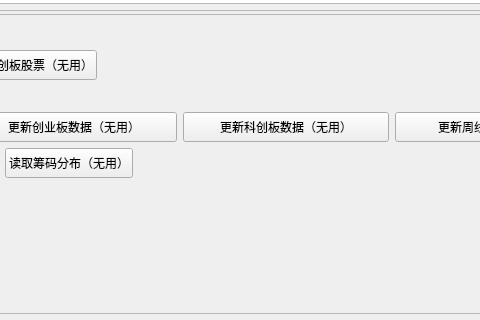
This is gui/qt_widgets/main/MainWidget.ui in Daydreamer-AI/MPolicy as Qt 5 draws it before an edit; both pictures show x 747 to 1227 and y 441 to 761 of the 1364 by 761 pixel window. The edited form follows.
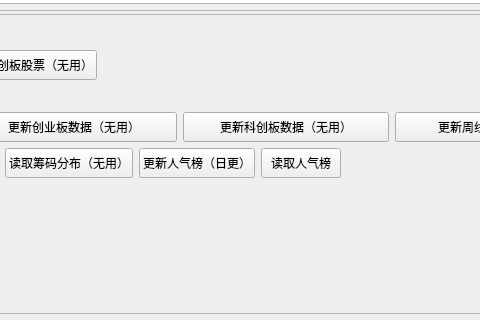
This is the edited form.

Commit message: 补充东方财富人气榜接口

Patch:
```diff
--- a/gui/qt_widgets/main/MainWidget.ui
+++ b/gui/qt_widgets/main/MainWidget.ui
@@ -448,6 +448,44 @@
               </property>
              </widget>
             </item>
+            <item>
+             <widget class="QPushButton" name="btn_update_popularity_rank_stock_data">
+              <property name="minimumSize">
+               <size>
+                <width>0</width>
+                <height>30</height>
+               </size>
+              </property>
+              <property name="maximumSize">
+               <size>
+                <width>16777215</width>
+                <height>30</height>
+               </size>
+              </property>
+              <property name="text">
+               <string>更新人气榜（日更）</string>
+              </property>
+             </widget>
+            </item>
+            <item>
+             <widget class="QPushButton" name="btn_get_popularity_rank_stock_data">
+              <property name="minimumSize">
+               <size>
+                <width>0</width>
+                <height>30</height>
+               </size>
+              </property>
+              <property name="maximumSize">
+               <size>
+                <width>16777215</width>
+                <height>30</height>
+               </size>
+              </property>
+              <property name="text">
+               <string>读取人气榜</string>
+              </property>
+             </widget>
+            </item>
             <item>
              <spacer name="horizontalSpacer_3">
               <property name="orientation">
```
The commit also changes 4 other files.
